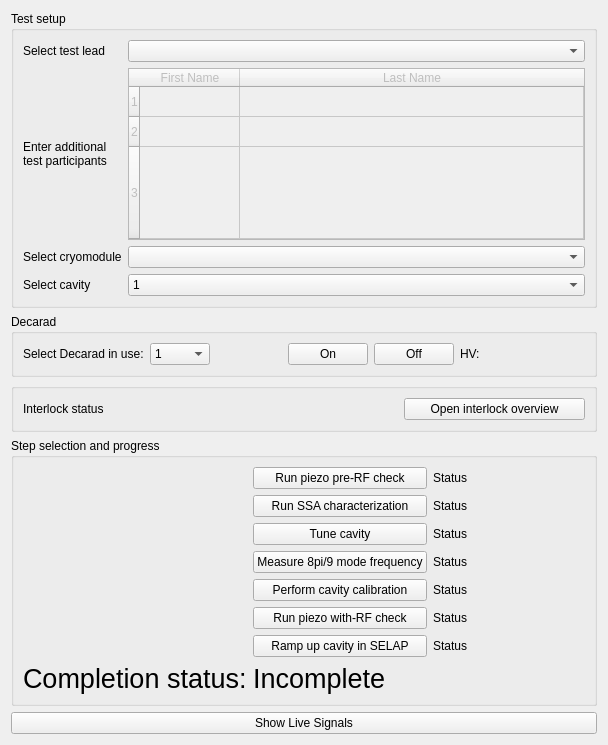
slaclab/rf_commissioning, file cavity_commissioning/gui/commissioning.ui: the form before one commit.
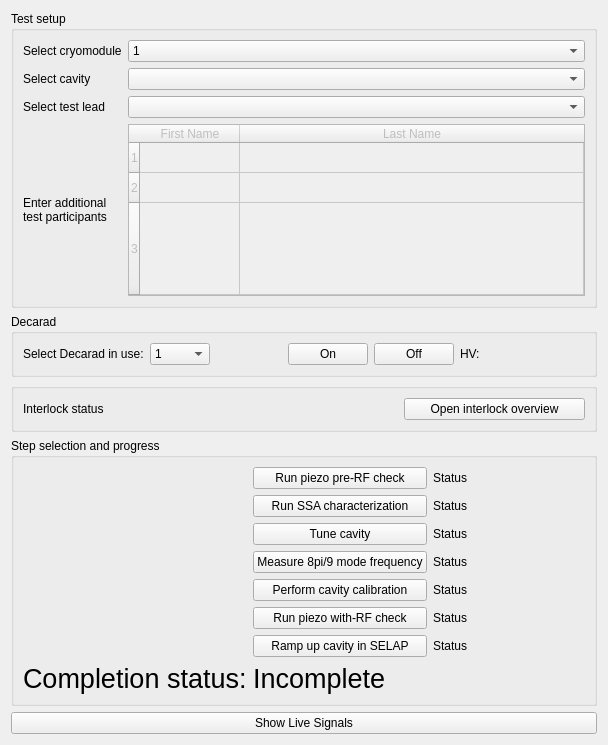
The form after the commit. Custom widgets are drawn as their Qt base class.

Commit message: renamed max amplitude in results, rearranged main ui file, inverted color of decarad state indicator

The edit to the form file:
```diff
--- a/cavity_commissioning/gui/commissioning.ui
+++ b/cavity_commissioning/gui/commissioning.ui
@@ -20,85 +20,14 @@
       <string>Test setup</string>
      </property>
      <layout class="QGridLayout" name="gridLayout_3">
-      <item row="0" column="1">
-       <widget class="QComboBox" name="testlead"/>
-      </item>
-      <item row="0" column="0">
+      <item row="4" column="0">
        <widget class="QLabel" name="label_2">
         <property name="text">
          <string>Select test lead</string>
         </property>
        </widget>
       </item>
-      <item row="2" column="0">
-       <widget class="QLabel" name="label_4">
-        <property name="text">
-         <string>Select cryomodule</string>
-        </property>
-       </widget>
-      </item>
-      <item row="3" column="1">
-       <widget class="QComboBox" name="pick_cavity">
-        <item>
-         <property name="text">
-          <string>1</string>
-         </property>
-        </item>
-        <item>
-         <property name="text">
-          <string>2</string>
-         </property>
-        </item>
-        <item>
-         <property name="text">
-          <string>3</string>
-         </property>
-        </item>
-        <item>
-         <property name="text">
-          <string>4</string>
-         </property>
-        </item>
-        <item>
-         <property name="text">
-          <string>5</string>
-         </property>
-        </item>
-        <item>
-         <property name="text">
-          <string>6</string>
-         </property>
-        </item>
-        <item>
-         <property name="text">
-          <string>7</string>
-         </property>
-        </item>
-        <item>
-         <property name="text">
-          <string>8</string>
-         </property>
-        </item>
-       </widget>
-      </item>
-      <item row="3" column="0">
-       <widget class="QLabel" name="label_5">
-        <property name="text">
-         <string>Select cavity</string>
-        </property>
-       </widget>
-      </item>
-      <item row="1" column="0">
-       <widget class="QLabel" name="label">
-        <property name="text">
-         <string>Enter additional test participants</string>
-        </property>
-        <property name="wordWrap">
-         <bool>true</bool>
-        </property>
-       </widget>
-      </item>
-      <item row="1" column="1">
+      <item row="5" column="1">
        <widget class="QTableWidget" name="test_members">
         <property name="enabled">
          <bool>false</bool>
@@ -145,9 +74,80 @@
         </column>
        </widget>
       </item>
-      <item row="2" column="1">
+      <item row="1" column="1">
        <widget class="QComboBox" name="pick_cm"/>
       </item>
+      <item row="4" column="1">
+       <widget class="QComboBox" name="testlead"/>
+      </item>
+      <item row="5" column="0">
+       <widget class="QLabel" name="label">
+        <property name="text">
+         <string>Enter additional test participants</string>
+        </property>
+        <property name="wordWrap">
+         <bool>true</bool>
+        </property>
+       </widget>
+      </item>
+      <item row="0" column="1">
+       <widget class="QComboBox" name="pick_cavity">
+        <item>
+         <property name="text">
+          <string>1</string>
+         </property>
+        </item>
+        <item>
+         <property name="text">
+          <string>2</string>
+         </property>
+        </item>
+        <item>
+         <property name="text">
+          <string>3</string>
+         </property>
+        </item>
+        <item>
+         <property name="text">
+          <string>4</string>
+         </property>
+        </item>
+        <item>
+         <property name="text">
+          <string>5</string>
+         </property>
+        </item>
+        <item>
+         <property name="text">
+          <string>6</string>
+         </property>
+        </item>
+        <item>
+         <property name="text">
+          <string>7</string>
+         </property>
+        </item>
+        <item>
+         <property name="text">
+          <string>8</string>
+         </property>
+        </item>
+       </widget>
+      </item>
+      <item row="0" column="0">
+       <widget class="QLabel" name="label_4">
+        <property name="text">
+         <string>Select cryomodule</string>
+        </property>
+       </widget>
+      </item>
+      <item row="1" column="0">
+       <widget class="QLabel" name="label_5">
+        <property name="text">
+         <string>Select cavity</string>
+        </property>
+       </widget>
+      </item>
      </layout>
     </widget>
    </item>
```
Left out of the diff: 14 changed lines with no effect on the pictures. The commit also changes 2 other files.
